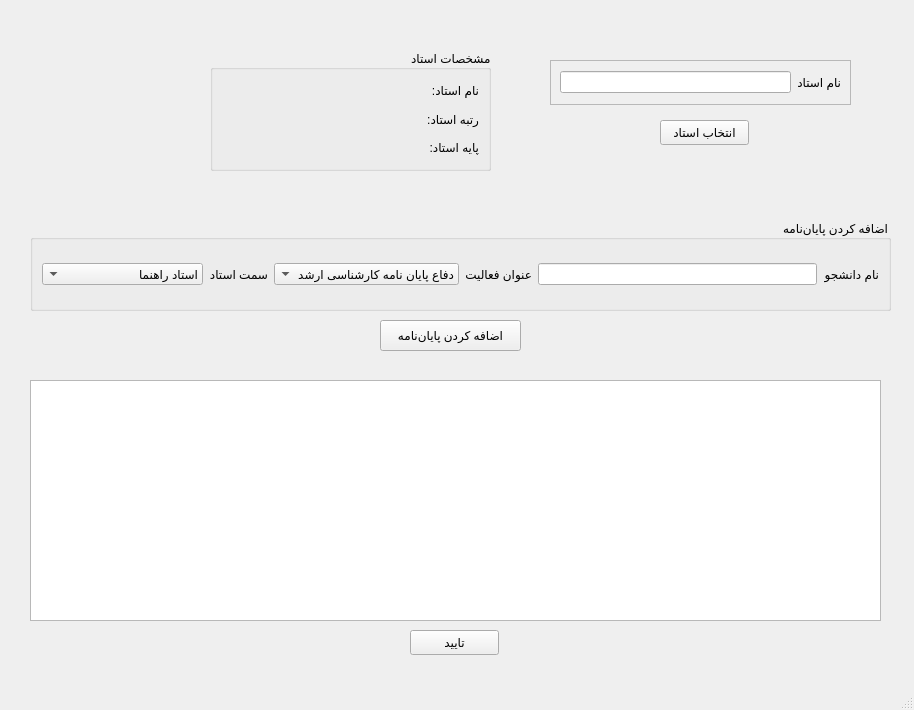
Old version of the form rawUi/ui.ui in the repository soda-sh/uni-salary.
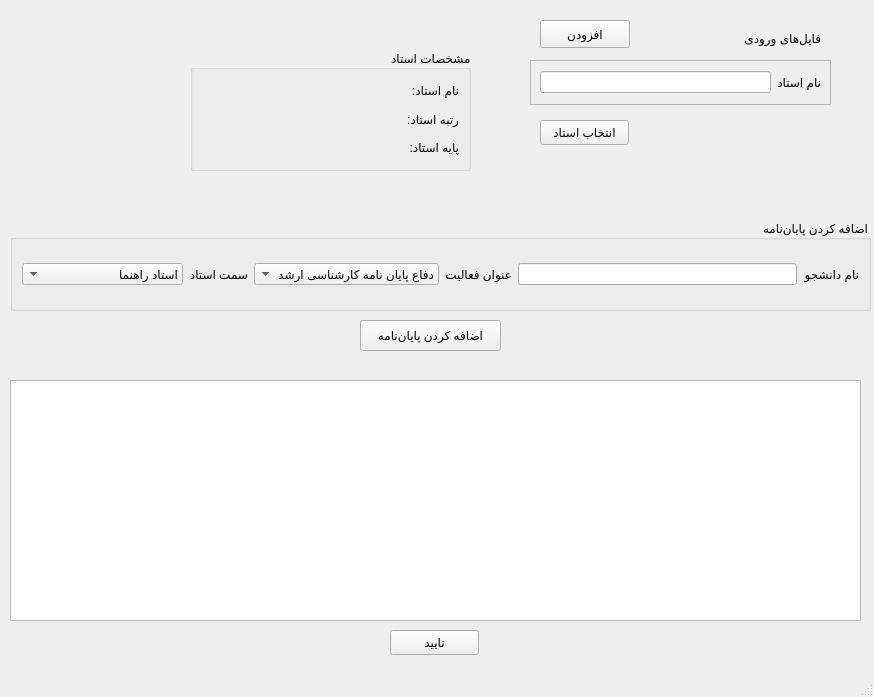
New version of the form. Icons and pictures are not drawn.

Commit message: added new button for `import` and met its and confirm signals

```diff
--- a/rawUi/ui.ui
+++ b/rawUi/ui.ui
@@ -6,8 +6,8 @@
    <rect>
     <x>0</x>
     <y>0</y>
-    <width>914</width>
-    <height>710</height>
+    <width>874</width>
+    <height>697</height>
    </rect>
   </property>
   <property name="windowTitle">
@@ -17,10 +17,10 @@
    <widget class="QLabel" name="logo">
     <property name="geometry">
      <rect>
-      <x>10</x>
+      <x>-10</x>
       <y>10</y>
       <width>161</width>
-      <height>151</height>
+      <height>231</height>
      </rect>
     </property>
     <property name="text">
@@ -36,7 +36,7 @@
    <widget class="QTableView" name="outputTable">
     <property name="geometry">
      <rect>
-      <x>30</x>
+      <x>10</x>
       <y>380</y>
       <width>851</width>
       <height>241</height>
@@ -46,7 +46,7 @@
    <widget class="QFrame" name="profSelectionFrame">
     <property name="geometry">
      <rect>
-      <x>550</x>
+      <x>530</x>
       <y>60</y>
       <width>301</width>
       <height>45</height>
@@ -74,7 +74,7 @@
    <widget class="QPushButton" name="profSelectionConfirmBtn">
     <property name="geometry">
      <rect>
-      <x>660</x>
+      <x>540</x>
       <y>120</y>
       <width>89</width>
       <height>25</height>
@@ -87,7 +87,7 @@
    <widget class="QGroupBox" name="profDetailsBox">
     <property name="geometry">
      <rect>
-      <x>210</x>
+      <x>190</x>
       <y>50</y>
       <width>281</width>
       <height>121</height>
@@ -147,7 +147,7 @@
    <widget class="QGroupBox" name="thesisInsertionBox">
     <property name="geometry">
      <rect>
-      <x>30</x>
+      <x>10</x>
       <y>220</y>
       <width>861</width>
       <height>91</height>
@@ -252,7 +252,7 @@
    <widget class="QPushButton" name="addThesisBtn">
     <property name="geometry">
      <rect>
-      <x>380</x>
+      <x>360</x>
       <y>320</y>
       <width>141</width>
       <height>31</height>
@@ -265,7 +265,7 @@
    <widget class="QPushButton" name="confirmThesesBtn">
     <property name="geometry">
      <rect>
-      <x>410</x>
+      <x>390</x>
       <y>630</y>
       <width>89</width>
       <height>25</height>
@@ -275,6 +275,32 @@
      <string>تایید</string>
     </property>
    </widget>
+   <widget class="QPushButton" name="pushButton_importFiles">
+    <property name="geometry">
+     <rect>
+      <x>540</x>
+      <y>20</y>
+      <width>90</width>
+      <height>28</height>
+     </rect>
+    </property>
+    <property name="text">
+     <string>افزودن</string>
+    </property>
+   </widget>
+   <widget class="QLabel" name="label">
+    <property name="geometry">
+     <rect>
+      <x>660</x>
+      <y>30</y>
+      <width>161</width>
+      <height>16</height>
+     </rect>
+    </property>
+    <property name="text">
+     <string>فایل‌های ورودی</string>
+    </property>
+   </widget>
   </widget>
   <widget class="QMenuBar" name="menubar">
    <property name="geometry">
```
Left out of the diff: 86 changed lines with no effect on the pictures. The commit also changes 3 other files.
